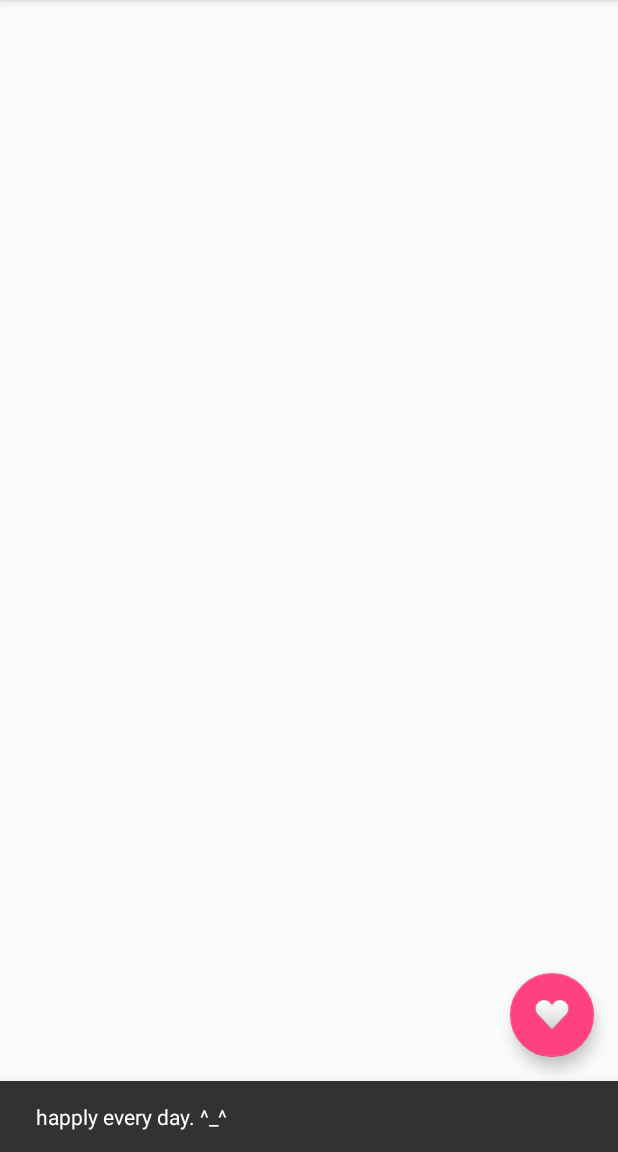
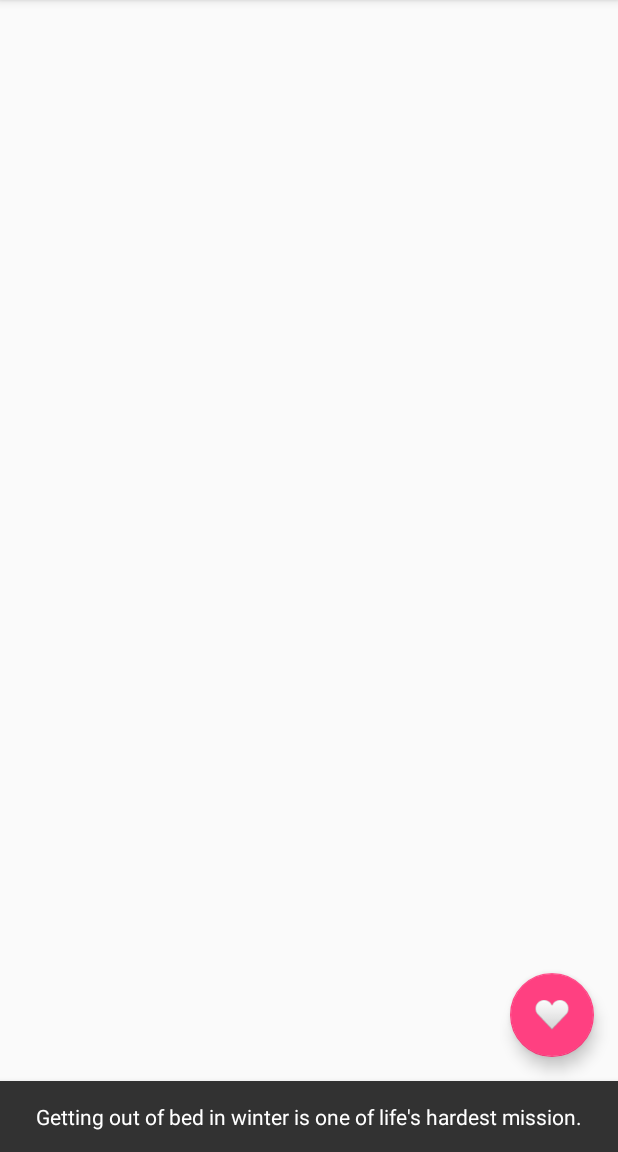
Before and after one commit to zhaohuarong/DaysLeft, an Android app: the screen it shows after launch (MainActivity), after a tap on an icon or button, on a phone screen of 412 x 824 dp, the part 84-1236 px from its top. Run offline under Robolectric (Android 15) with nearby library versions, the phone set to English and light mode, and no system bars.

Commit message:
添加about，添加名人名言

```diff
--- a/app/src/main/java/com/zhaohr/daysleft/MainActivity.java
+++ b/app/src/main/java/com/zhaohr/daysleft/MainActivity.java
@@ -26,9 +26,11 @@ import android.view.Menu;
 import android.view.MenuItem;
 import android.widget.LinearLayout;
 import android.widget.ScrollView;
+import android.widget.Toast;
 
 import java.util.ArrayList;
 import java.util.Calendar;
+import java.util.Random;
 
 public class MainActivity extends AppCompatActivity {
 
@@ -60,8 +62,12 @@ public class MainActivity extends AppCompatActivity {
         fab.setOnClickListener(new View.OnClickListener() {
             @Override
             public void onClick(View view) {
-                Snackbar.make(view, R.string.msg1, Snackbar.LENGTH_LONG)
-                        .setAction("Action", null).show();
+                Random rand = new Random();
+                int randNum = rand.nextInt(50);
+                String[] tips = getResources().getStringArray(R.array.tips);
+                if(tips.length <= randNum)
+                    return;
+                Snackbar.make(view, tips[randNum], Snackbar.LENGTH_LONG).setAction("Action", null).show();
             }
         });
 
@@ -132,6 +138,9 @@ public class MainActivity extends AppCompatActivity {
 
         if (id == R.id.action_settings) {
 //            conn.updateNoti("xxxx", 5);
+            return true;
+        } else if (id == R.id.action_about) {
+            Toast.makeText(MainActivity.this, R.string.about_author, Toast.LENGTH_LONG).show();
             return true;
         } else if(id == R.id.action_new) {
             Calendar c = Calendar.getInstance();
--- a/app/src/main/java/com/zhaohr/daysleft/MainService.java
+++ b/app/src/main/java/com/zhaohr/daysleft/MainService.java
@@ -28,7 +28,7 @@ public class MainService extends Service {
     public static final int NOTIFICATION_ID = 0x000012;
     private static final int TIMER_PERIOD = 60 * 60 * 1000;
     private static final int TIMER_MSG = 0x000001;
-    private int oldDay = 0;
+//    private int oldDay = 0;
     Preferences mp;
 
     @Nullable
@@ -43,7 +43,7 @@ public class MainService extends Service {
         //Log.v(TAG, "ServiceDemo onCreate");
         super.onCreate();
 
-        oldDay = Calendar.getInstance().get(Calendar.DAY_OF_MONTH);
+//        oldDay = Calendar.getInstance().get(Calendar.DAY_OF_MONTH);
 
         mp = new Preferences(MainService.this);
 
--- a/app/src/main/res/layout/item.xml
+++ b/app/src/main/res/layout/item.xml
@@ -12,15 +12,18 @@
         android:layout_width="match_parent"
         android:layout_height="match_parent"
         android:gravity="center_vertical|left"
+        android:textSize="18sp"
         android:layout_marginLeft="@dimen/item_margin_left"
         android:text="xxxxxxxx"/>
 
     <TextView
         android:id="@+id/itemDays"
-        android:layout_width="@dimen/item_height"
+        android:layout_width="@dimen/item_number_width"
         android:layout_height="match_parent"
-        android:paddingRight="30dp"
-        android:gravity="center"
+        android:paddingRight="10dp"
+        android:gravity="center_vertical|right"
+        android:textSize="36sp"
+        android:textStyle="bold"
         android:text="0"
         android:layout_alignParentRight="true"/>
 
--- a/app/src/main/res/menu/menu_main.xml
+++ b/app/src/main/res/menu/menu_main.xml
@@ -12,4 +12,9 @@
         android:orderInCategory="100"
         android:title="@string/action_settings"
         app:showAsAction="never"/>
+    <item
+        android:id="@+id/action_about"
+        android:orderInCategory="100"
+        android:title="@string/action_about"
+        app:showAsAction="never"/>
 </menu>
--- a/app/src/main/res/values-w820dp/dimens.xml
+++ b/app/src/main/res/values-w820dp/dimens.xml
@@ -6,5 +6,6 @@
     <dimen name="item_height">64dp</dimen>
     <dimen name="item_margin">2dp</dimen>
     <dimen name="item_margin_left">15dp</dimen>
+    <dimen name="item_number_width">76dp</dimen>
     <dimen name="dialog_button_width">80dp</dimen>
 </resources>
--- a/app/src/main/res/values/arrays.xml
+++ b/app/src/main/res/values/arrays.xml
@@ -4,4 +4,57 @@
         <item>Modify</item>
         <item>Delete</item>
     </array>
+
+    <array name="tips">
+        <item>All things in their being are good for something.</item>
+        <item>Difficult circumstances serve as a textbook of life for people.</item>
+        <item>Failure is the mother of success.——Thomas Paine</item>
+        <item>For man is man and master of his fate.</item>
+        <item>The unexamined life is not worth living.——Socrates</item>
+        <item>None is of freedom or of life deserving unless he daily conquers it anew.——Erasmus</item>
+        <item>Our destiny offers not the cup of despair, but the chalice of opportunity. So let us seize it, not in fear, but in gladness.——R.M. Nixon</item>
+        <item>Living without an aim is like sailing without a compass.——John Ruskin</item>
+        <item>What makes life dreary is the want of motive.——George Eliot</item>
+        <item>Towering genius disdains a beaten path. It seeks regions hitherto unexplored.——Lincoln</item>
+        <item>There is no such thing as a great talent without great will - power.——Balzac</item>
+        <item>The good seaman is known in bad weather.</item>
+        <item>Fear not that the life shall come to an end, but rather fear that it shall never have a beginning.——J.H. Newman</item>
+        <item>Gods determine what you are going to be.</item>
+        <item>An aim in life is the only fortune worth finding.——Robert Louis Stevenson</item>
+        <item>While there is life there is hope.</item>
+        <item>Try not to become a man of success but rather try to become a man of value.——A. Einstein</item>
+        <item>You have to believe in yourself. That is the secret of success.——Charles Chaplin</item>
+        <item>Pursue your object, be it what it will, steadily and indefatigably.</item>
+        <item>We must accept finite disappointment, but we must never lose infinite hope.——Mattin Luther King</item>
+        <item>Energy and persistence conquer all things.——Benjamin Franklin</item>
+        <item>Nothing seek, nothing find.</item>
+        <item>Cease to struggle and you cease to live.——Thomas Carlyle</item>
+        <item>A thousand-li journey is started by taking the first step.</item>
+        <item>Strength alone knows conflict, weakness is below even defeat, and is born vanquished.——Swetchine</item>
+        <item>The people who get on in this world are the people who get up and look for circumstances they want, and if they cannot find them, make them.——Bernara Shaw</item>
+        <item>A strong man will struggle with the storms of fate.——Thomas Addison</item>
+        <item>He who seize the right moment, is the right man.——Goethe</item>
+        <item>Victory won\'t come to me unless I go to it.——M.Moore</item>
+        <item>Man struggles upwards; water flows downwards.</item>
+        <item>Man errs as long as he strives.——Goethe</item>
+        <item>The failures and reverses which await men - and one after another sadden the brow of youth - add a dignity to the prospect of human life, which no Arcadian success would do.——Henry David Thoreau</item>
+        <item>A man can fail many times, but he isn\'t a failure until he begins to blame somebody else.——J. Burroughs</item>
+        <item>Great minds have purpose, others have wishes.</item>
+        <item>Being single is better than being in an unfaithful relationship.</item>
+        <item>If you find a path with no obstacles, it probably does not lead anywhere.</item>
+        <item>Getting out of bed in winter is one of life\'s hardest mission.</item>
+        <item>The future is scary but you can not just run to the past cause it is familiar.</item>
+        <item>I love it when I catch you looking at me then you smile and look away.</item>
+        <item>Having a calm smile to face with being disdained indicates kind of confidence.</item>
+        <item>Success is the ability to go from one failure to another with no loss of enthusiasm.</item>
+        <item>Not everything that is faced can be changed, but nothing can be changed until it is faced.</item>
+        <item>Dream what you want to dream; go where you want to go; be what you want to be, because you have only one life and one chance to do all the things you want to do.</item>
+        <item>We all have moments of desperation. But if we can face them head on, that is when we find out just how strong we really are.</item>
+        <item>If they throw stones at you, do not throw back, use them to build your own foundation instead.</item>
+        <item>If your happiness depends on what somebody else does, I guess you do have a problem.</item>
+        <item>When there\'s no expectation, losing won\'t bring hurt, gaining makes you surprised.</item>
+        <item>Sometimes your plans don\'t work out because God has better ones.</item>
+        <item>How much truth of heart in one\'s life is told in a joke?</item>
+        <item>A relationship should be between two people, not the whole world.</item>
+    </array>
 </resources>
--- a/app/src/main/res/values/dimens.xml
+++ b/app/src/main/res/values/dimens.xml
@@ -4,6 +4,7 @@
     <dimen name="activity_vertical_margin">16dp</dimen>
     <dimen name="fab_margin">16dp</dimen>
     <dimen name="item_height">64dp</dimen>
+    <dimen name="item_number_width">76dp</dimen>
     <dimen name="item_margin">2dp</dimen>
     <dimen name="item_margin_left">15dp</dimen>
     <dimen name="dialog_button_width">80dp</dimen>
--- a/app/src/main/res/values/strings.xml
+++ b/app/src/main/res/values/strings.xml
@@ -1,6 +1,7 @@
 <resources>
     <string name="app_name">DaysLeft</string>
     <string name="action_settings">Settings</string>
+    <string name="action_about">About</string>
     <string name="action_new">New</string>
     <string name="ok">OK</string>
     <string name="cancel">Cancel</string>
@@ -8,4 +9,5 @@
     <string name="notification1">There are</string>
     <string name="notification2">days away from</string>
     <string name="dialog_title">Title:</string>
+    <string name="about_author">Author: zhaohuarong\nMail: zhaohuarong@gmail.com</string>
 </resources>
```
Also changed, not shown: 2 other files.
